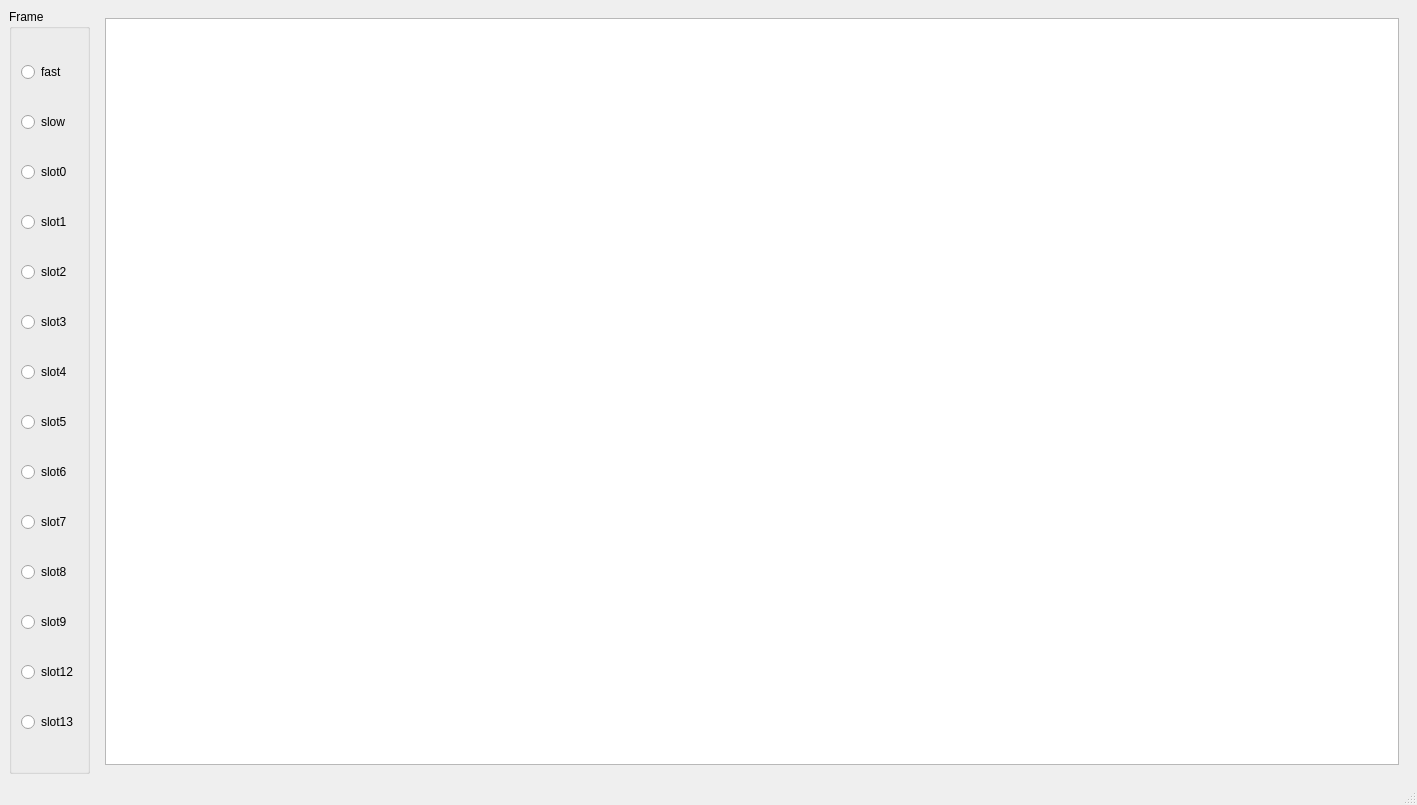
Above: Pyqt5_UI/MainWindow_Frame.ui from flamboyante/file-tools before the change. Below: the same form after it.
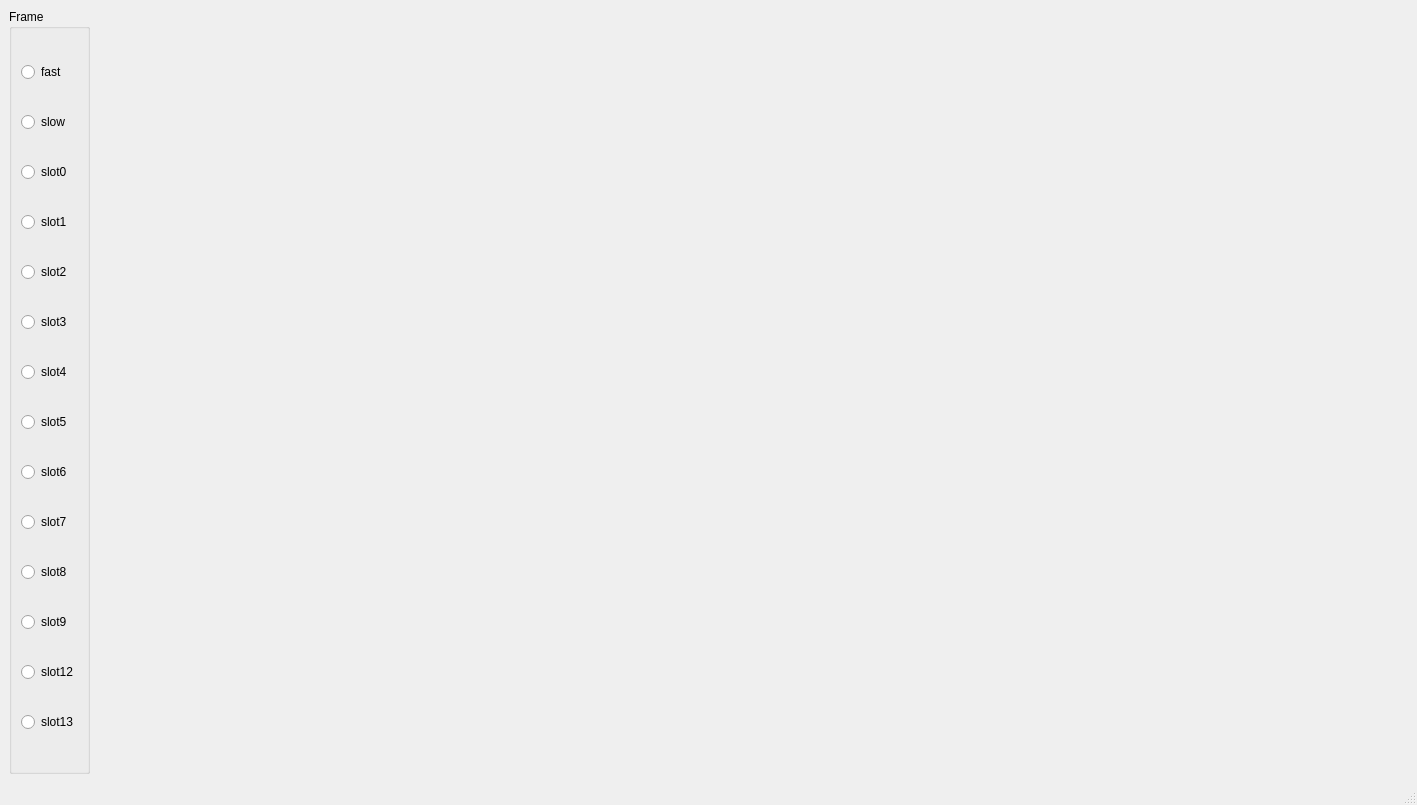
That is the form after the change. The open tabs and pages were chosen to show the change. Custom widgets are drawn as their Qt base class.

Commit message:
feat(UIClass): 重构 TableViewWindow 并添加新功能
- 移除了预置的 tableView 和相关代码
- 添加了动态生成多个 TableView 页面的功能
- 实现了 RadioButton 和 TableView 页面的联动- 优化了 TableView 的样式和布局
- 新增了标题标签和自适应列宽功能

What changed in the file:
```diff
--- a/Pyqt5_UI/MainWindow_Frame.ui
+++ b/Pyqt5_UI/MainWindow_Frame.ui
@@ -128,11 +128,10 @@
        <number>0</number>
       </property>
       <widget class="QWidget" name="page">
-       <layout class="QGridLayout" name="gridLayout">
-        <item row="0" column="0">
-         <widget class="HkjTableView" name="tableView"/>
-        </item>
-       </layout>
+       <property name="enabled">
+        <bool>true</bool>
+       </property>
+       <layout class="QGridLayout" name="gridLayout"/>
       </widget>
       <widget class="QWidget" name="page_2"/>
      </widget>
@@ -152,11 +151,6 @@
   <widget class="QStatusBar" name="statusbar"/>
  </widget>
  <customwidgets>
-  <customwidget>
-   <class>HkjTableView</class>
-   <extends>QTableView</extends>
-   <header location="global">HkjView.HkjTableView</header>
-  </customwidget>
   <customwidget>
    <class>SiRadioButtonRefactor</class>
    <extends>QRadioButton</extends>
```
Left out of the diff: 8 changed lines with no effect on the pictures. The commit also changes 2 other files.
